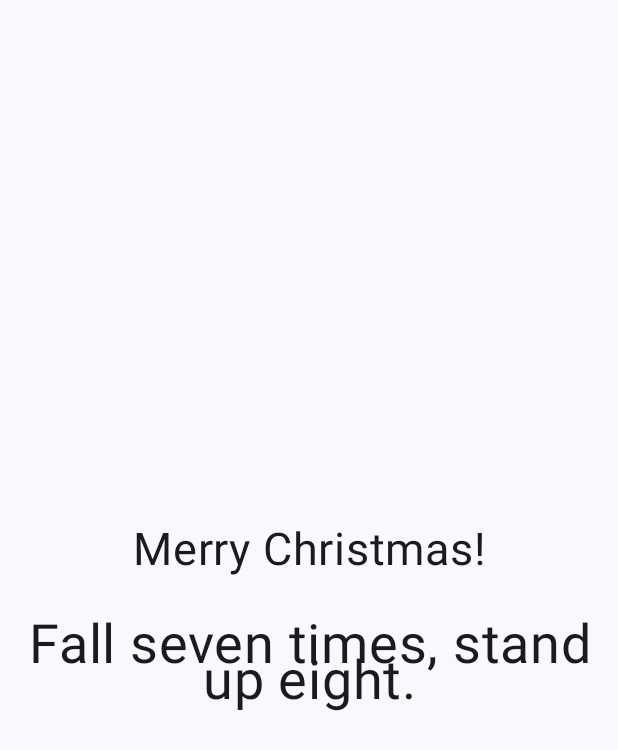
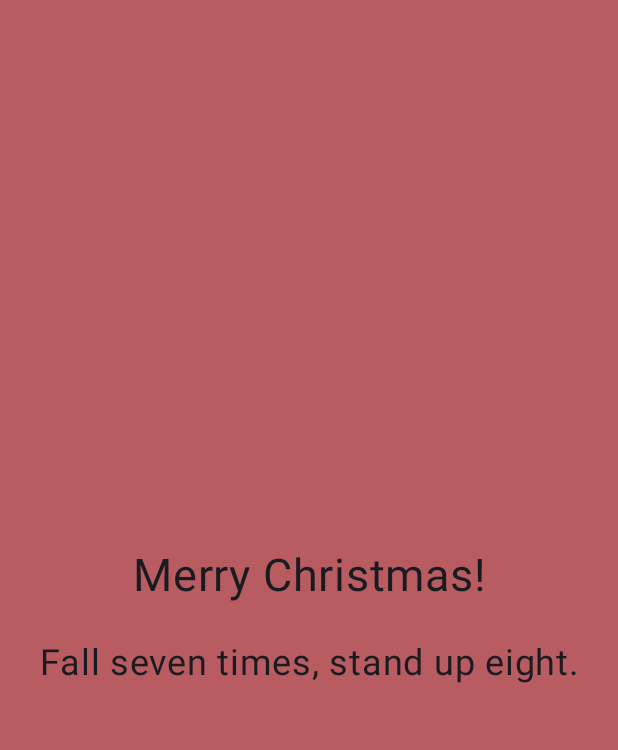
Before and after one commit to Laura1Codes/Christmas-Card, an Android app built with Jetpack Compose: the screen it shows after launch (MainActivity), on a phone screen of 412 x 824 dp. Shown: the top 750 px of the screen. Run offline under Robolectric (Android 15) with nearby library versions, the phone set to English and light mode, and no system bars.

Commit message:
Added color and tidied the the japanese quote text

```diff
--- a/app/src/main/java/com/example/christmascard/JapaneseQuote.kt
+++ b/app/src/main/java/com/example/christmascard/JapaneseQuote.kt
@@ -10,7 +10,6 @@ suspend fun getJapaneseRandamQuote(): String {
         try {
             val response = URL("https://zenquotes.io/api/random").readText()
             val json = JSONArray(response)
-
             json.getJSONObject(0).getString("q")
         } catch (e: Exception) {
             "Fall seven times, stand up eight."
--- a/app/src/main/java/com/example/christmascard/MainActivity.kt
+++ b/app/src/main/java/com/example/christmascard/MainActivity.kt
@@ -4,10 +4,12 @@ import android.os.Bundle
 import androidx.activity.ComponentActivity
 import androidx.activity.compose.setContent
 import androidx.activity.enableEdgeToEdge
+import androidx.compose.foundation.background
 import androidx.compose.foundation.layout.Arrangement
 import androidx.compose.foundation.layout.Column
 import androidx.compose.foundation.layout.Spacer
 import androidx.compose.foundation.layout.fillMaxSize
+import androidx.compose.foundation.layout.fillMaxWidth
 import androidx.compose.foundation.layout.height
 import androidx.compose.foundation.layout.padding
 import androidx.compose.material3.Scaffold
@@ -25,6 +27,7 @@ import com.example.christmascard.ui.theme.ChristmasCardTheme
 import androidx.compose.ui.Alignment
 import androidx.compose.runtime.getValue
 import androidx.compose.runtime.setValue
+import androidx.compose.ui.graphics.Color
 
 class MainActivity : ComponentActivity() {
     override fun onCreate(savedInstanceState: Bundle?) {
@@ -49,6 +52,7 @@ fun ChristmasCardGreeting(message: String, modifier: Modifier = Modifier) {
     Column(
         modifier = modifier
             .fillMaxSize()
+            .background(Color(0xFFB85C62))
             .padding(8.dp),
 
         verticalArrangement = Arrangement.Center,
@@ -69,8 +73,10 @@ fun ChristmasCardGreeting(message: String, modifier: Modifier = Modifier) {
         Spacer(modifier = Modifier.height(24.dp))
         Text(
             text = japaneseQuote,
-            fontSize = 36.sp,
-            textAlign = TextAlign.Center
+            fontSize = 24.sp,
+            lineHeight = 32.sp,
+            textAlign = TextAlign.Center,
+            modifier = Modifier.fillMaxWidth()
         )
     }
 }
```
